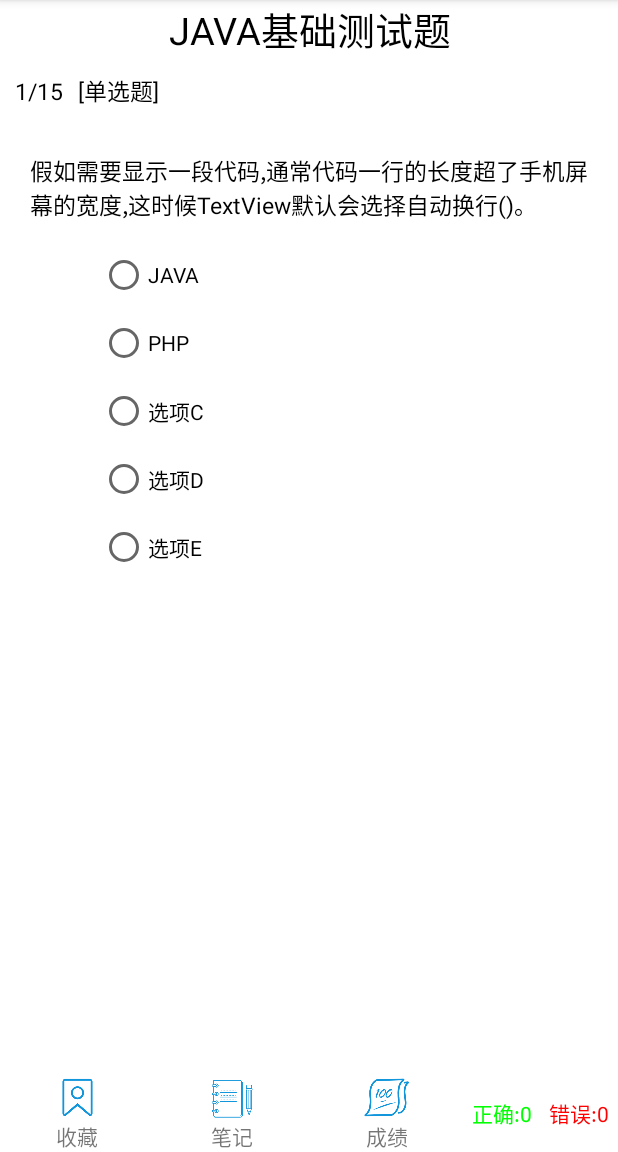
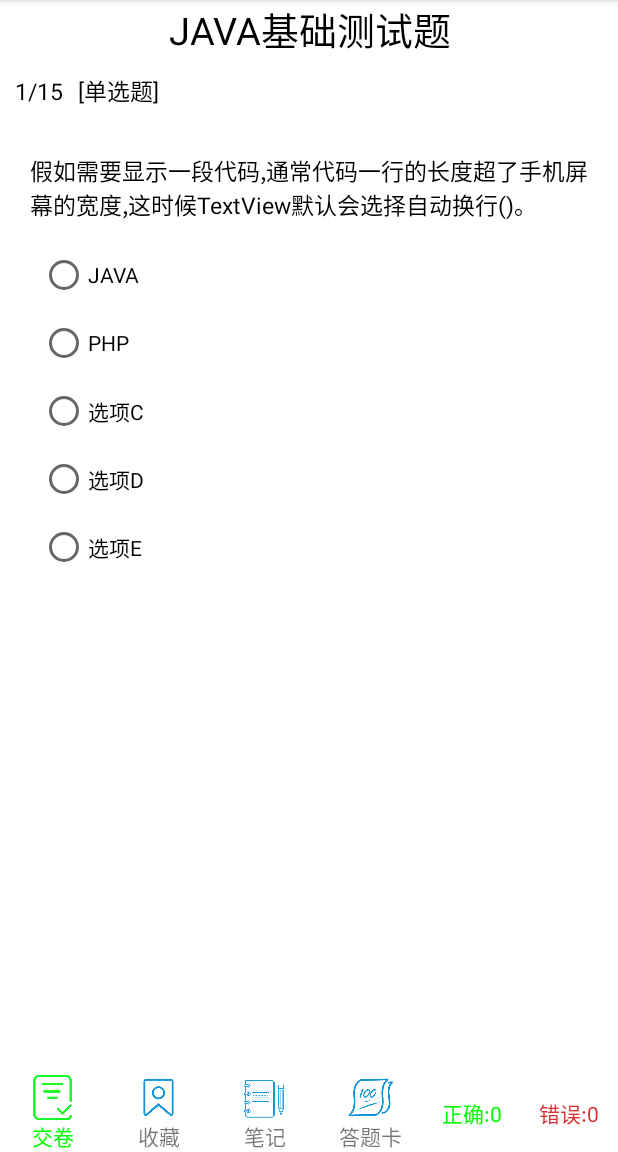
Before and after one commit to TangHaoShuai/Exam, an Android app: the ExamPaper screen opened directly, with no data from a screen before it, on a phone screen of 412 x 824 dp, the part 84-1236 px from its top. Run offline under Robolectric (Android 15) with nearby library versions, the phone set to English and light mode, and no system bars.

Commit message:
完善考试逻辑

```diff
--- a/app/src/main/java/cn/tsd/exam/ExamPaper.java
+++ b/app/src/main/java/cn/tsd/exam/ExamPaper.java
@@ -5,25 +5,19 @@ import androidx.appcompat.app.AppCompatActivity;
 import androidx.fragment.app.Fragment;
 import androidx.fragment.app.FragmentManager;
 import androidx.viewpager.widget.ViewPager;
-
-import android.graphics.Color;
-import android.graphics.drawable.ColorDrawable;
 import android.os.Bundle;
-import android.util.Log;
 import android.view.Gravity;
 import android.view.LayoutInflater;
 import android.view.View;
 import android.view.Window;
 import android.view.WindowManager;
-import android.widget.Button;
-import android.widget.EditText;
 import android.widget.GridView;
 import android.widget.LinearLayout;
 import android.widget.TextView;
-import android.widget.Toast;
-
 import java.util.ArrayList;
+import java.util.HashSet;
 import java.util.List;
+import java.util.Set;
 
 import cn.tsd.exam.adapter.GridViewAdapter;
 import cn.tsd.exam.adapter.MyViewPagerAdapter;
@@ -41,39 +35,43 @@ public class ExamPaper extends AppCompatActivity implements View.OnClickListener
     private FragmentManager mFragmentManager; //Fragment管理器
     private List<Fragment> mFragmentList = new ArrayList<Fragment>(); //Fragment集合
     private TestPaper testPaper; //试卷
-    private TextView correct,mistake; //正确和错误统计textview
-    public int ex_correct =0 ,ex_mistake = 0; //统计正确和错误
+    private TextView correct, mistake; //正确和错误统计textview
+    public Set<String> ex_correct = new HashSet<>();  //统计对题id
+    public Set<String> ex_mistake = new HashSet<>(); //统计错题id
     private LinearLayout btn_grade;
-    public AlertDialog dialog ;
+    public AlertDialog dialog;
+
     @Override
     protected void onCreate(Bundle savedInstanceState) {
         super.onCreate(savedInstanceState);
         setContentView(R.layout.activity_exam_paper);
         init();
-
-
         mFragmentManager = getSupportFragmentManager();//定义fragment管理器
         initFragmetList();//初始化fragment的列表
         myViewPagerAdapter = new MyViewPagerAdapter(mFragmentManager, mFragmentList);//设置viewpager的适配器
         initViewPager();//初始化viewpager
     }
-    public void  setStatistics(){
-        correct.setText("正确:"+ex_correct);
-        mistake.setText("错误:"+ex_mistake);
+
+    public void setStatistics() {
+        correct.setText("正确:" + ex_correct.size());
+        mistake.setText("错误:" + ex_mistake.size());
     }
+
     private void init() {
         correct = (TextView) findViewById(R.id.correct);
         mistake = (TextView) findViewById(R.id.mistake);
         btn_grade = findViewById(R.id.btn_grade);
         btn_grade.setOnClickListener(this);
     }
+
     private void initViewPager() {
         mViewPager = (ViewPager) findViewById(R.id.viewpager);
         mViewPager.addOnPageChangeListener(new ViewPagetOnPagerChangedLisenter());
         mViewPager.setAdapter(myViewPagerAdapter);
-        mViewPager.setCurrentItem(1);//初始化显示第一个页面
+        mViewPager.setCurrentItem(0);//初始化显示第一个页面
     }
-    public void setPage(int page){
+
+    public void setPage(int page) {
         mViewPager.setCurrentItem(page);
     }
 
@@ -93,7 +91,8 @@ public class ExamPaper extends AppCompatActivity implements View.OnClickListener
             //模拟正确选项
             List<String> result = new ArrayList<String>();
             result.add("PHP");
-            TestQuestions questions = new TestQuestions("123", "123", "世界上最好的编程语言是什么?",
+            //试题
+            TestQuestions questions = new TestQuestions(String.valueOf(1000+i), "123", "世界上最好的编程语言是什么?",
                     TqType.SINGLE_CHOICE, "世界上最好的编程语言是PHP", options, result);
             testQuestions.add(questions);
         }
@@ -104,11 +103,11 @@ public class ExamPaper extends AppCompatActivity implements View.OnClickListener
                 new User("123", "唐好帅", "移动2", Academy.ADMINISTERED)); //试卷
 
         for (int i = 0; i < testPaper.getTestQuestions().size(); i++) { //根据题目有多少个题目就创建多少个fragment
-            Exam_Paper_Fragment fragment = new Exam_Paper_Fragment();
+            Exam_Paper_Fragment fragment = new Exam_Paper_Fragment(); //实例化答题界面
             fragment.title = testPaper.getName();//设置试卷题目
             fragment.testQuestions = testPaper.getTestQuestions().get(i);//设置选项
             fragment.ex_type = testPaper.getTestQuestions().get(i).getTqType().getName();//设置选项类型
-            fragment.ex_count = i + "/" + testPaper.getTestQuestions().size(); //设置题目计数
+            fragment.ex_count = i+1 + "/" + testPaper.getTestQuestions().size(); //设置题目计数
             mFragmentList.add(fragment);
         }
 
@@ -116,23 +115,20 @@ public class ExamPaper extends AppCompatActivity implements View.OnClickListener
 
     @Override
     public void onClick(View v) {
-        switch (v.getId()){
+        switch (v.getId()) {
             case R.id.btn_grade:
                 //答题卡对话框
                 sowDialog();
                 break;
         }
     }
+
     //答题卡对话框
     private void sowDialog() {
         View view = LayoutInflater.from(this).inflate(R.layout.dialog_layout, null);
         dialog = new AlertDialog.Builder(this).setView(view).create();
         GridView grid_view = view.findViewById(R.id.grid_view);
-        ArrayList<String> list = new ArrayList<>();
-        for (int i = 0; i < 300; i++) {
-            list.add(String.valueOf(i));
-        }
-        GridViewAdapter adapter = new GridViewAdapter(list,this);
+        GridViewAdapter adapter = new GridViewAdapter(testPaper.getTestQuestions(), this,ex_correct,ex_mistake);
         grid_view.setAdapter(adapter);
         adapter.notifyDataSetChanged();
 
@@ -143,26 +139,26 @@ public class ExamPaper extends AppCompatActivity implements View.OnClickListener
         //设置属性
         lp.gravity = Gravity.BOTTOM;
         lp.width = LinearLayout.LayoutParams.MATCH_PARENT;
-        lp.height = Utility.getScreenWidth(this)*4/3;
+        lp.height = Utility.getScreenWidth(this) * 4 / 3;
         dialogWindow.setAttributes(lp);
         dialogWindow.setWindowAnimations(R.style.dialogWindowAnim); //设置窗口弹出动画
     }
+
     private class ViewPagetOnPagerChangedLisenter implements ViewPager.OnPageChangeListener {
 
         @Override
         public void onPageScrolled(int position, float positionOffset, int positionOffsetPixels) {
-            //            Log.d(TAG,"onPageScrooled");
-
+            //  Log.d(TAG,"onPageScrooled");
         }
 
         @Override
         public void onPageSelected(int position) {
-//            Log.d("CHANGE","onPageSelected");
+            // Log.d("CHANGE","onPageSelected");
         }
 
         @Override
         public void onPageScrollStateChanged(int state) {
-//            Log.d("SCROLLCHANGE","onPageScrollStateChanged");
+            // Log.d("SCROLLCHANGE","onPageScrollStateChanged");
         }
     }
 }
--- a/app/src/main/java/cn/tsd/exam/Exam_Paper_Fragment.java
+++ b/app/src/main/java/cn/tsd/exam/Exam_Paper_Fragment.java
@@ -1,6 +1,7 @@
 package cn.tsd.exam;
 
 //考试
+import android.graphics.Color;
 import android.os.Bundle;
 import androidx.fragment.app.Fragment;
 import android.view.LayoutInflater;
@@ -12,20 +13,21 @@ import android.widget.RadioGroup;
 import android.widget.TextView;
 
 import java.util.ArrayList;
+import java.util.Iterator;
 import java.util.List;
 
 import cn.tsd.exam.base.TestQuestions;
 import cn.tsd.exam.base.TqType;
+import cn.tsd.exam.utils.Utility;
 
-
+//答题界面
 public class Exam_Paper_Fragment extends Fragment {
     private TextView count;
     private TextView type;
     public  String title,ex_count,ex_type;
-    private TextView textView;
+    private TextView textView,tv_describe;
     private LinearLayout linearLayout;
     public TestQuestions testQuestions; //试题
-    private Boolean istTheFirstTime  =  true; // 用来判断是不是第一次选择
     @Override
     public View onCreateView(LayoutInflater inflater, ViewGroup container,   Bundle savedInstanceState) {
         View view =inflater.inflate(R.layout.fragment_exam__pape_, container, false);
@@ -35,7 +37,7 @@ public class Exam_Paper_Fragment extends Fragment {
                 RadioGroup group = new RadioGroup(getActivity());
                 //封装了View的位置、高、宽等信息
                 LinearLayout.LayoutParams params = new LinearLayout.LayoutParams(ViewGroup.LayoutParams.MATCH_PARENT,ViewGroup.LayoutParams.WRAP_CONTENT);
-                params.setMargins(100,0,0,100);
+                params.setMargins(0,0,0,100);
                 group.setLayoutParams(params);
                 List<RadioButton> radioButtons = new ArrayList<>();
                 for (int i = 0; i < testQuestions.getOptions().size(); i++) {
@@ -47,12 +49,13 @@ public class Exam_Paper_Fragment extends Fragment {
                 }
                 linearLayout.addView(group);
                 for (RadioButton radioButton:radioButtons) {
-                    LinearLayout.LayoutParams layoutParams = (LinearLayout.LayoutParams)radioButton.getLayoutParams();
-                    layoutParams.setMargins(0,0,0,20);
+                    LinearLayout.LayoutParams layoutParams = (LinearLayout.LayoutParams)group.getLayoutParams();
+                    layoutParams.setMargins(20,0,0,20);
                     radioButton.setLayoutParams(layoutParams);
                 }
                 ExamPaper examPaper = (ExamPaper) getActivity(); //实例化 考试页面 方便对正确和错误题目数量的操作
 
+                //点击选项监听
                 group.setOnCheckedChangeListener(new RadioGroup.OnCheckedChangeListener() {
                     @Override
                     public void onCheckedChanged(RadioGroup group, int checkedId) {
@@ -60,23 +63,26 @@ public class Exam_Paper_Fragment extends Fragment {
                           if ( radioButtons.get(i).getId() == checkedId ){
                               //如果选中的答案和正确答案一样
                               if (radioButtons.get(i).getText().toString().trim().equals(testQuestions.getResult().get(0).toString().trim())){
-//                                  主要逻辑 判断用户是否是第一次选择 如果是重新选择 选对了 正确的加1 错误的减1
-                                  if (istTheFirstTime) {
-                                      examPaper.ex_correct++;
-                                      istTheFirstTime = false;
-                                  }else{
-                                      examPaper.ex_correct++;
-                                      examPaper.ex_mistake--;
+                                  Utility.setRadioButtonsStyle(radioButtons.get(i),radioButtons,Color.parseColor("#00FF00"));
+                                  tv_describe.setText("");
+                                  examPaper.ex_correct.add(testQuestions.getId());
+                                  Iterator<String> iterator = examPaper.ex_mistake.iterator();
+                                  while (iterator.hasNext()){
+                                      if (testQuestions.getId().equals(iterator.next())){
+                                          iterator.remove();
+                                      }
                                   }
                               }else {
-                                  if (istTheFirstTime) {
-                                      examPaper.ex_mistake++;
-                                      istTheFirstTime = false;
-                                  }else{
-                                      examPaper.ex_mistake++;
-                                      examPaper.ex_correct--;
+                                  Utility.setRadioButtonsStyle(radioButtons.get(i),radioButtons,Color.parseColor("#D83232"));
+                                  tv_describe.setText("您选择了:"+radioButtons.get(i).getText()+"\n " +
+                                          "正确答案是:"+testQuestions.getResult().get(0)+"\n"+"解释:"+testQuestions.getAnalysis());
+                                  examPaper.ex_mistake.add(testQuestions.getId());
+                                  Iterator<String> iterator = examPaper.ex_correct.iterator();
+                                  while (iterator.hasNext()){
+                                      if (testQuestions.getId().equals(iterator.next())){
+                                          iterator.remove();
+                                      }
                                   }
-
                               }
                               System.out.println(radioButtons.get(i).getText());
                           }
@@ -98,5 +104,6 @@ public class Exam_Paper_Fragment extends Fragment {
         linearLayout = view.findViewById(R.id.box);
         count = (TextView) view.findViewById(R.id.count);
         type = (TextView) view.findViewById(R.id.type);
+        tv_describe =(TextView) view.findViewById(R.id.tv_describe);
     }
 }
--- a/app/src/main/res/layout/activity_exam_paper.xml
+++ b/app/src/main/res/layout/activity_exam_paper.xml
@@ -18,7 +18,23 @@
         android:layout_height="wrap_content"
         android:gravity="bottom"
         android:orientation="horizontal">
-
+        <LinearLayout
+            android:layout_weight="1"
+            android:layout_width="match_parent"
+            android:layout_height="wrap_content"
+            android:gravity="center"
+            android:orientation="vertical">
+            <ImageView
+                android:layout_width="30dp"
+                android:layout_height="30dp"
+                android:src="@drawable/jiaojuan"/>
+            <TextView
+                android:textColor="@color/green"
+                android:gravity="center"
+                android:layout_width="match_parent"
+                android:layout_height="wrap_content"
+                android:text="交卷" />
+        </LinearLayout>
         <LinearLayout
             android:layout_weight="1"
             android:layout_width="match_parent"
@@ -66,12 +82,12 @@
                 android:gravity="center"
                 android:layout_width="match_parent"
                 android:layout_height="wrap_content"
-                android:text="成绩" />
+                android:text="答题卡" />
         </LinearLayout>
 
         <LinearLayout
-            android:layout_weight="1"
-            android:layout_width="match_parent"
+
+            android:layout_width="130dp"
             android:layout_height="match_parent"
             android:gravity="center"
             android:orientation="horizontal">
--- a/app/src/main/res/layout/dialog_layout.xml
+++ b/app/src/main/res/layout/dialog_layout.xml
@@ -6,8 +6,10 @@
 
 
     <GridView
+        android:layout_marginTop="10dp"
+        android:verticalSpacing="5dp"
         android:id="@+id/grid_view"
-        android:numColumns="6"
+        android:numColumns="5"
         android:layout_width="match_parent"
         android:layout_height="match_parent" />
 </LinearLayout>
--- a/app/src/main/res/layout/fragment_exam__pape_.xml
+++ b/app/src/main/res/layout/fragment_exam__pape_.xml
@@ -55,8 +55,24 @@
         android:layout_height="wrap_content"
         android:orientation="vertical"
         android:id="@+id/box">
+    </LinearLayout>
+
+    <LinearLayout
+        android:layout_width="match_parent"
+        android:layout_height="wrap_content"
+        android:orientation="vertical">
+
+        <TextView
+            android:id="@+id/tv_describe"
+            android:textColor="@color/black"
+            android:layout_width="match_parent"
+            android:layout_height="wrap_content"
+            android:layout_margin="30dp"
+            android:textSize="17sp"
+            android:text=""/>
 
     </LinearLayout>
 
 
+
 </LinearLayout>
--- a/app/src/main/res/values/colors.xml
+++ b/app/src/main/res/values/colors.xml
@@ -8,6 +8,8 @@
     <color name="black">#FF000000</color>
     <color name="white">#FFFFFFFF</color>
     <color name="green">#00FF00</color>
-    <color name="red">#FF0000</color>
+    <color name="red">#D83232</color>
     <color name="vifrification">#00000000</color>   <!-- 透明 -->
+    <color name="blue">	#0000FF</color>
+    <color name="gray">	#CCCCCC</color>
 </resources>
```
Also changed, not shown: app/src/main/java/cn/tsd/exam/adapter/GridViewAdapter.java (+28 -3 lines), app/src/main/java/cn/tsd/exam/utils/Utility.java (+14 -0 lines), app/src/main/res/drawable/bg_circle_blue.xml (added, +16 -0 lines), app/src/main/res/drawable/bg_circle_gray.xml (added, +16 -0 lines), app/src/main/res/drawable/bg_circle_red.xml (added, +16 -0 lines), app/src/main/res/drawable/radiobutton.xml (added, +9 -0 lines), app/src/main/res/layout/grid_view_itme.xml (+9 -6 lines), app/src/main/res/drawable/cuowu.png (added), app/src/main/res/drawable/danxuan.png (added), app/src/main/res/drawable/jiaojuan.png (added), app/src/main/res/drawable/zhengque.png (added).
